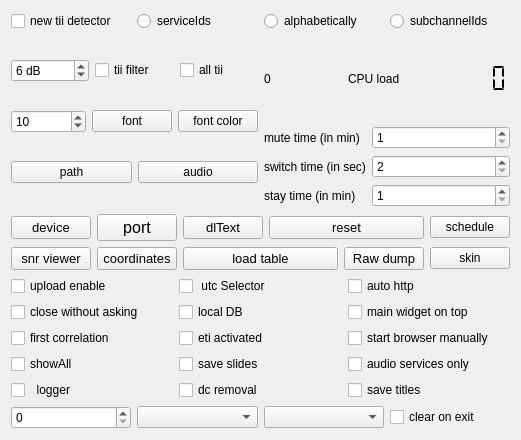
JvanKatwijk/qt-dab, file sources/main/forms-v7/config-helper.ui: the form before one commit.
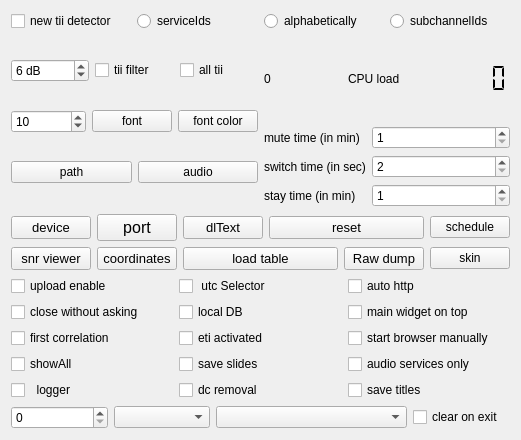
The form after the commit. Custom widgets are drawn as their Qt base class.

```diff
--- a/sources/main/forms-v7/config-helper.ui
+++ b/sources/main/forms-v7/config-helper.ui
@@ -624,10 +624,10 @@
      </item>
      <item>
       <widget class="smallComboBox" name="streamoutSelector">
-       <property name="maximumSize">
+       <property name="minimumSize">
         <size>
-         <width>162</width>
-         <height>16777215</height>
+         <width>191</width>
+         <height>0</height>
         </size>
        </property>
        <property name="toolTip">
@@ -657,16 +657,16 @@
    <extends>QComboBox</extends>
    <header>smallcombobox.h</header>
   </customwidget>
+  <customwidget>
+   <class>clickablelabel</class>
+   <extends>QLabel</extends>
+   <header>clickable-label.h</header>
+  </customwidget>
   <customwidget>
    <class>smallSpinBox</class>
    <extends>QSpinBox</extends>
    <header location="global">smallspinbox.h</header>
   </customwidget>
-  <customwidget>
-   <class>clickablelabel</class>
-   <extends>QLabel</extends>
-   <header location="global">clickable-label.h</header>
-  </customwidget>
  </customwidgets>
  <resources/>
  <connections/>
```
